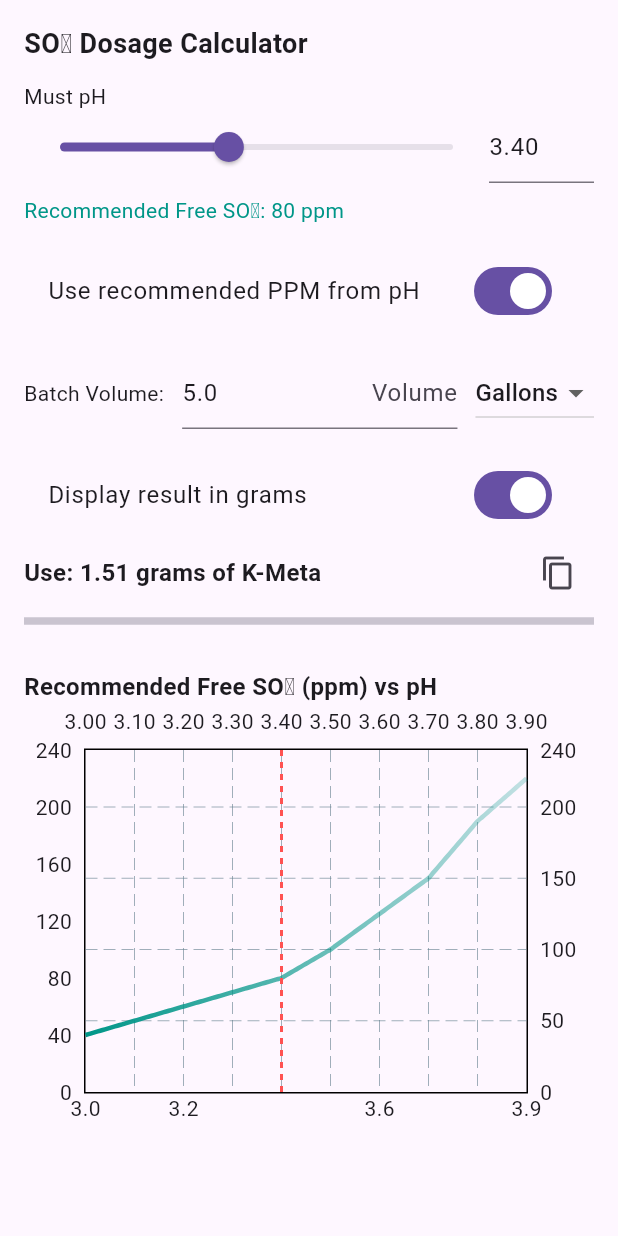
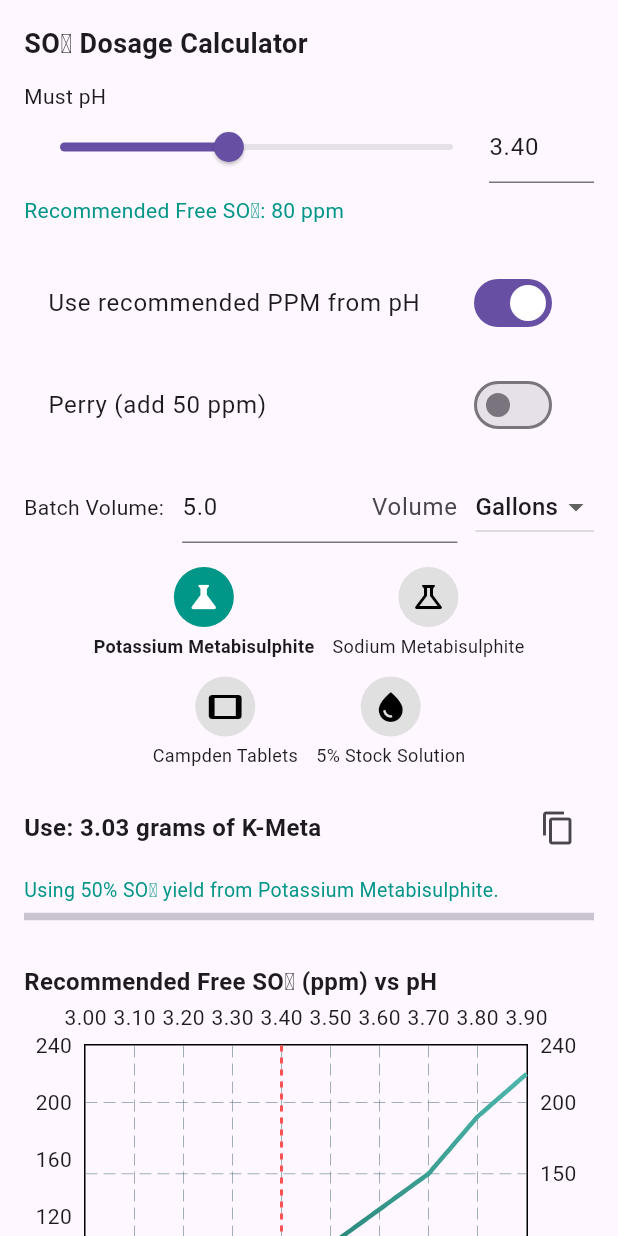
Before and after one commit to mrcrunchybeans/cider-craft, a Flutter app: the SulfiteToolTab widget shown alone on an empty page, opened directly, on a phone screen of 412 x 824 dp. Run offline on Flutter 3.47's test engine with Material 3 defaults, Android fonts, the phone set to English and light mode, and no system bars; drawn by our look-alikes of fl_chart; our stand-ins replace hive, hive_flutter, logger; accounts and stored records are empty.

Commit message:
fixed the sugar gravity data and adjusted the tools page layout

```diff
--- a/lib/tools_page.dart
+++ b/lib/tools_page.dart
@@ -248,7 +248,8 @@ class _SulfiteToolTabState extends State<SulfiteToolTab> {
   bool useRecommendedPPM = true;
   double volume = 5.0;
   bool useGallons = true;
-  bool displayGrams = true;
+  bool isPerry = false;
+  String selectedSource = 'Potassium Metabisulphite';
 
   final pHController = TextEditingController();
   final volumeController = TextEditingController();
@@ -265,11 +266,39 @@ class _SulfiteToolTabState extends State<SulfiteToolTab> {
   @override
   Widget build(BuildContext context) {
     final recommendedPPM = CiderUtils.recommendedFreeSO2ppm(pH);
-    final actualPPM = useRecommendedPPM ? recommendedPPM : customPPM.toDouble();
+    final basePPM = useRecommendedPPM ? recommendedPPM : customPPM.toDouble();
+    final actualPPM = isPerry ? basePPM + 50 : basePPM;
+    final liters = useGallons ? volume * 3.78541 : volume;
 
-    final liters = useGallons ? volume * 3.78541 : volume;
-    final grams = (actualPPM * liters) / 1000;
-    final tablets = grams / 0.44;
+    double grams = 0;
+    double tablets = 0;
+    double mL = 0;
+    String resultText = '';
+    String sourceNote = '';
+
+    switch (selectedSource) {
+      case 'Potassium Metabisulphite':
+        grams = (actualPPM * liters) / 1000 / 0.50;
+        resultText = "${grams.toStringAsFixed(2)} grams of K-Meta";
+        sourceNote = "Using 50% SO₂ yield from Potassium Metabisulphite.";
+        break;
+      case 'Sodium Metabisulphite':
+        final gramsLow = (actualPPM * liters) / 1000 / 0.60;
+        final gramsHigh = (actualPPM * liters) / 1000 / 0.55;
+        resultText = "${gramsLow.toStringAsFixed(2)}–${gramsHigh.toStringAsFixed(2)} grams of Na-Meta";
+        sourceNote = "Using 55–60% SO₂ yield from Sodium Metabisulphite.";
+        break;
+      case 'Campden Tablets':
+        tablets = (actualPPM * liters) / (50 * 4.546);
+        resultText = "${tablets.toStringAsFixed(1)} Campden tablets";
+        sourceNote = "1 tablet = 50 ppm SO₂ in 1 imperial gallon (4.546 L).";
+        break;
+      case '5% Stock Solution':
+        mL = actualPPM * liters / 50;
+        resultText = "${mL.toStringAsFixed(2)} mL of 5% SO₂ stock solution";
+        sourceNote = "Mix 10g K-Meta with 100mL water (SG ~1.0275). 1mL per liter yields 50 ppm.";
+        break;
+    }
 
     final warning = actualPPM > 200
         ? "⚠️ Warning: SO₂ level above 200 ppm may be unsafe for consumption."
@@ -311,6 +340,15 @@ class _SulfiteToolTabState extends State<SulfiteToolTab> {
         ),
         const SizedBox(height: 8),
         Text("Recommended Free SO₂: ${recommendedPPM.toStringAsFixed(0)} ppm", style: const TextStyle(color: Colors.teal)),
+        if (warning != null) ...[
+          const SizedBox(height: 4),
+          Text(warning, style: const TextStyle(color: Colors.red)),
+        ],
+        const SizedBox(height: 8),
+        if (pH <= 3.0)
+          const Text("Note: pH ≤ 3.0 is generally protective; sulfite addition may not be necessary.", style: TextStyle(fontSize: 13)),
+        if (pH >= 3.8)
+          const Text("Note: pH ≥ 3.8 — consider blending with more acidic juice to increase protection.", style: TextStyle(fontSize: 13)),
         const SizedBox(height: 16),
         SwitchListTile(
           title: const Text("Use recommended PPM from pH"),
@@ -327,6 +365,12 @@ class _SulfiteToolTabState extends State<SulfiteToolTab> {
               if (parsed != null) setState(() => customPPM = parsed);
             },
           ),
+        const SizedBox(height: 12),
+        SwitchListTile(
+          title: const Text("Perry (add 50 ppm)"),
+          value: isPerry,
+          onChanged: (val) => setState(() => isPerry = val),
+        ),
         const SizedBox(height: 16),
         Row(
           children: [
@@ -355,18 +399,25 @@ class _SulfiteToolTabState extends State<SulfiteToolTab> {
           ],
         ),
         const SizedBox(height: 16),
-        SwitchListTile(
-          title: const Text("Display result in grams"),
-          value: displayGrams,
-          onChanged: (val) => setState(() => displayGrams = val),
+        Center(
+          child: Wrap(
+            alignment: WrapAlignment.center,
+            spacing: 12,
+            runSpacing: 12,
+            children: [
+              _buildSourceButton(Icons.science, 'Potassium Metabisulphite'),
+              _buildSourceButton(Icons.science_outlined, 'Sodium Metabisulphite'),
+              _buildSourceButton(Icons.tablet, 'Campden Tablets'),
+              _buildSourceButton(Icons.water_drop, '5% Stock Solution'),
+            ],
+          ),
         ),
+        const SizedBox(height: 16),
         Row(
           children: [
             Expanded(
               child: Text(
-                displayGrams
-                    ? "Use: ${grams.toStringAsFixed(2)} grams of K-Meta"
-                    : "Use: ${tablets.toStringAsFixed(1)} Campden tablets",
+                "Use: $resultText",
                 style: const TextStyle(fontSize: 16, fontWeight: FontWeight.bold),
               ),
             ),
@@ -374,29 +425,19 @@ class _SulfiteToolTabState extends State<SulfiteToolTab> {
               icon: const Icon(Icons.copy),
               tooltip: "Copy to clipboard",
               onPressed: () {
-                final text = displayGrams
-                    ? "${grams.toStringAsFixed(2)} grams of K-Meta"
-                    : "${tablets.toStringAsFixed(1)} Campden tablets";
-                Clipboard.setData(ClipboardData(text: text));
+                Clipboard.setData(ClipboardData(text: resultText));
                 ScaffoldMessenger.of(context).showSnackBar(
-                  SnackBar(content: Text("Copied: $text")),
+                  SnackBar(content: Text("Copied: $resultText")),
                 );
               },
             ),
           ],
         ),
-                        const Divider(thickness: 5),
-
-        if (warning != null) ...[
-          const SizedBox(height: 12),
-          Text(warning, style: const TextStyle(color: Colors.red)),
-        ],
-
+        const SizedBox(height: 8),
+        Text(sourceNote, style: const TextStyle(fontSize: 13, color: Colors.teal)),
+        const Divider(thickness: 5),
         const SizedBox(height: 24),
-        const Text(
-          "Recommended Free SO₂ (ppm) vs pH",
-          style: TextStyle(fontSize: 16, fontWeight: FontWeight.bold),
-        ),
+        const Text("Recommended Free SO₂ (ppm) vs pH", style: TextStyle(fontSize: 16, fontWeight: FontWeight.bold)),
         SizedBox(
           height: 300,
           child: LineChart(
@@ -405,6 +446,19 @@ class _SulfiteToolTabState extends State<SulfiteToolTab> {
               maxX: 3.9,
               minY: 0,
               maxY: 240,
+              lineTouchData: LineTouchData(
+                touchTooltipData: LineTouchTooltipData(
+                  getTooltipItems: (touchedSpots) {
+                    return touchedSpots.map((LineBarSpot spot) {
+                      return LineTooltipItem(
+                        'pH: ${spot.x.toStringAsFixed(2)}\nppm: ${spot.y.toStringAsFixed(0)}',
+                        const TextStyle(color: Colors.white),
+                      );
+                    }).toList();
+                  },
+                ),
+              ),
+
               lineBarsData: [
                 LineChartBarData(
                   isCurved: true,
@@ -418,15 +472,9 @@ class _SulfiteToolTabState extends State<SulfiteToolTab> {
                   ),
                   barWidth: 3,
                   gradient: LinearGradient(
+                    colors: [Colors.teal.shade900, Colors.teal.shade300],
                     begin: Alignment.centerLeft,
                     end: Alignment.centerRight,
-                    colors: [
-                      Colors.teal.withAlpha(255),
-                      Colors.teal.withAlpha(180),
-                      Colors.teal.withAlpha(120),
-                      Colors.teal.withAlpha(60),
-                    ],
-                    stops: const [0.0, 0.4, 0.7, 1.0],
                   ),
                   dotData: FlDotData(show: false),
                 ),
@@ -441,23 +489,15 @@ class _SulfiteToolTabState extends State<SulfiteToolTab> {
                     label: VerticalLineLabel(
                       show: true,
                       alignment: Alignment.topRight,
-                      style: const TextStyle(
-                        color: Colors.redAccent,
-                        fontSize: 12,
-                        fontWeight: FontWeight.bold,
-                      ),
-                      labelResolver: (line) =>       "pH ${pH.toStringAsFixed(2)}\n${CiderUtils.recommendedFreeSO2ppm(pH).round()} ppm",
+                      style: const TextStyle(color: Colors.redAccent, fontSize: 12, fontWeight: FontWeight.bold),
+                      labelResolver: (line) => "pH ${pH.toStringAsFixed(2)}\n${CiderUtils.recommendedFreeSO2ppm(pH).round()} ppm",
                     ),
                   ),
                 ],
               ),
               titlesData: FlTitlesData(
                 leftTitles: AxisTitles(
-                  sideTitles: SideTitles(
-                    showTitles: true,
-                    reservedSize: 40,
-                    interval: 40,
-                  ),
+                  sideTitles: SideTitles(showTitles: true, reservedSize: 40, interval: 40),
                 ),
                 bottomTitles: AxisTitles(
                   sideTitles: SideTitles(
@@ -476,7 +516,26 @@ class _SulfiteToolTabState extends State<SulfiteToolTab> {
       ],
     );
   }
+   Widget _buildSourceButton(IconData icon, String label) {
+    final isSelected = selectedSource == label;
+    return GestureDetector(
+      onTap: () => setState(() => selectedSource = label),
+      child: Column(
+        mainAxisSize: MainAxisSize.min,
+        children: [
+          CircleAvatar(
+            backgroundColor: isSelected ? Colors.teal : Colors.grey.shade300,
+            child: Icon(icon, color: isSelected ? Colors.white : Colors.black),
+          ),
+          const SizedBox(height: 4),
+          Text(label, style: TextStyle(fontSize: 12, fontWeight: isSelected ? FontWeight.bold : FontWeight.normal)),
+        ],
+      ),
+    );
+  }
 }
+
+
 
 
 // ############### Start of Unit Converter Tab ###############
--- a/lib/utils/sugar_gravity_data.dart
+++ b/lib/utils/sugar_gravity_data.dart
@@ -7,8 +7,10 @@ class SugarType {
 
 final List<SugarType> sugarTypes = [
   SugarType("Table Sugar (sucrose)", 0.00046),
+  SugarType("Corn Sugar (dextrose)", 0.00042),
   SugarType("Honey", 0.00035),
-  SugarType("Apple Juice Concentrate", 0.00030),
+  SugarType("Maple Syrup", 0.00030),
+  SugarType("Apple Juice Concentrate", 0.00036),
 ];
 
 class SugarGravityData {
```
